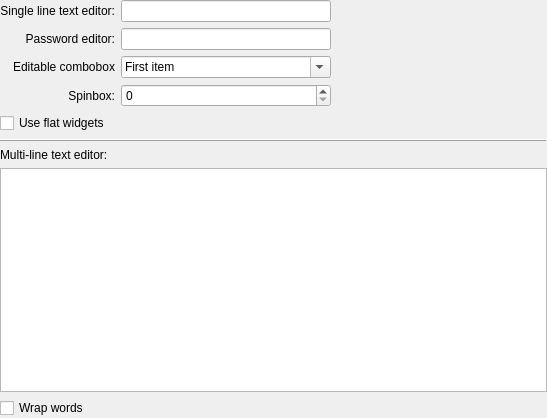
This is kstyle/demo/ui/oxygeninputdemowidget.ui in KDE/oxygen as Qt 5 draws it before an edit. The edited form follows.
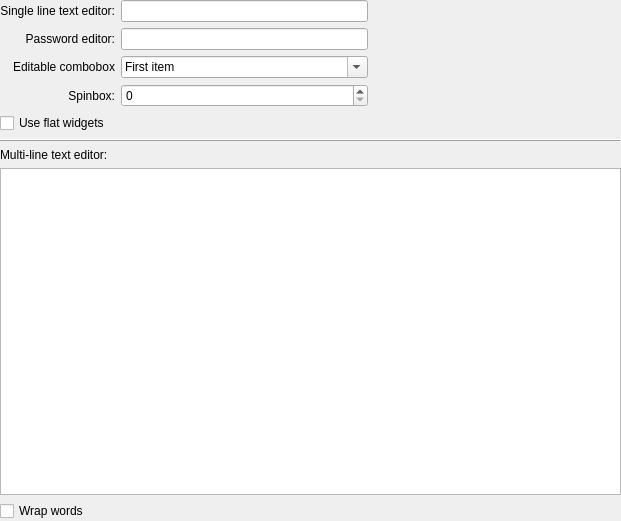
This is the edited form. Custom widgets are drawn as their Qt base class.

```diff
--- a/kstyle/demo/ui/oxygeninputdemowidget.ui
+++ b/kstyle/demo/ui/oxygeninputdemowidget.ui
@@ -6,8 +6,8 @@
    <rect>
     <x>0</x>
     <y>0</y>
-    <width>547</width>
-    <height>418</height>
+    <width>621</width>
+    <height>521</height>
    </rect>
   </property>
   <layout class="QGridLayout" name="gridLayout">
@@ -65,8 +65,8 @@
    </item>
    <item row="1" column="1">
     <widget class="KLineEdit" name="klineedit_2">
-     <property name="showClearButton" stdset="0">
-      <bool>true</bool>
+     <property name="echoMode">
+      <enum>QLineEdit::Password</enum>
      </property>
      <property name="passwordMode">
       <bool>true</bool>
```
Left out of the diff: 13 changed lines with no effect on the pictures.
